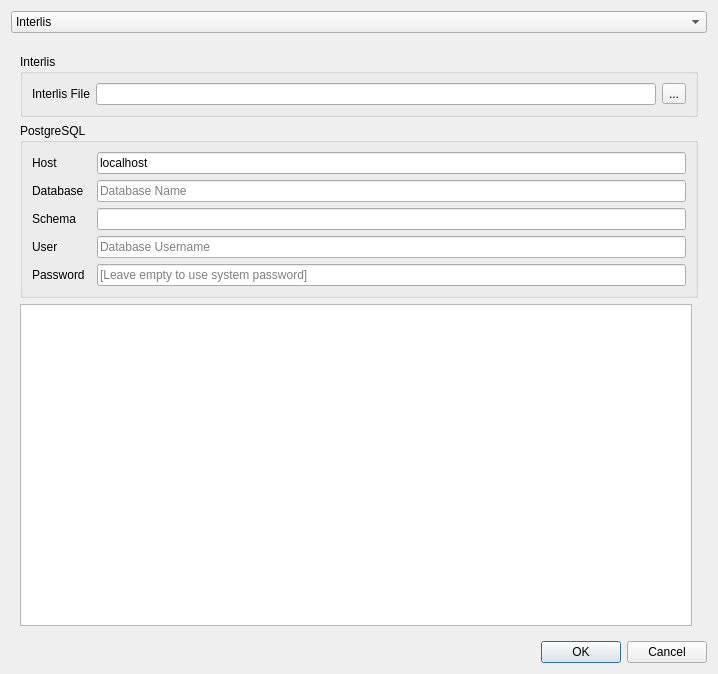
Old version of the form projectgenerator/ui/generate_project.ui in the repository opengisch/QgisModelBaker.
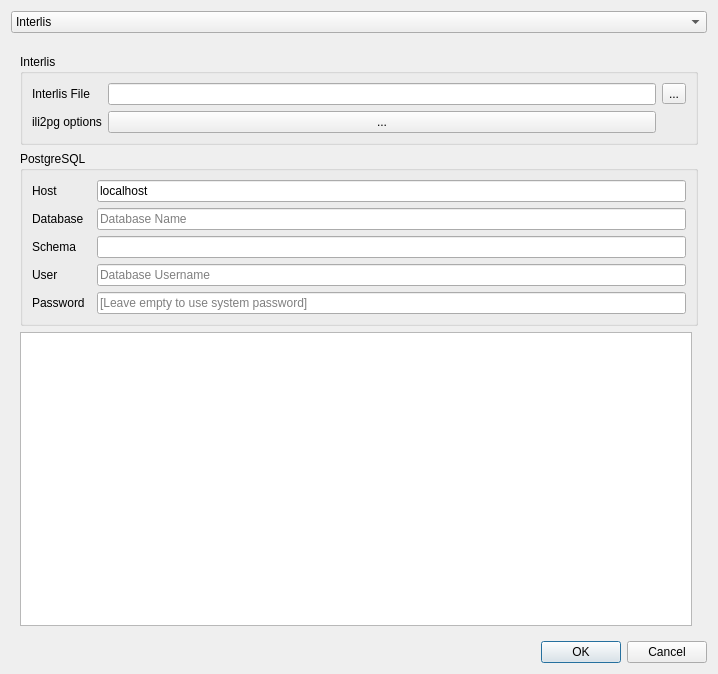
New version of the form.

Commit message: Add dialog to select ili2pg options

Diff of the .ui file:
```diff
--- a/projectgenerator/ui/generate_project.ui
+++ b/projectgenerator/ui/generate_project.ui
@@ -121,16 +121,30 @@
             </property>
            </widget>
           </item>
-          <item row="0" column="1">
-           <widget class="QLineEdit" name="ili_file_line_edit"/>
-          </item>
           <item row="0" column="2">
+           <widget class="QLineEdit" name="ili_file_line_edit"/>
+          </item>
+          <item row="0" column="3">
            <widget class="QToolButton" name="ili_file_browse_button">
             <property name="text">
              <string>...</string>
             </property>
            </widget>
           </item>
+          <item row="1" column="0">
+           <widget class="QLabel" name="label_7">
+            <property name="text">
+             <string>ili2pg options</string>
+            </property>
+           </widget>
+          </item>
+          <item row="1" column="2">
+           <widget class="QPushButton" name="ili2pg_options_button">
+            <property name="text">
+             <string>...</string>
+            </property>
+           </widget>
+          </item>
          </layout>
         </widget>
        </item>
```
The commit also changes 4 other files.
